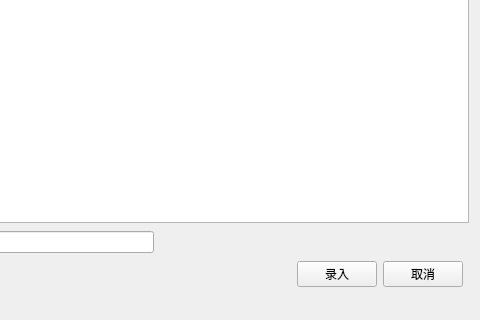
Before: the Qt Designer form newdoc.ui in FxMain/ARK, drawn with Qt 5; both pictures show x 397 to 877 and y 232 to 552 of the 877 by 552 pixel window.
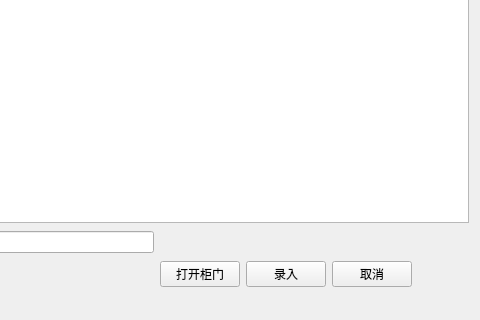
After: the same form once the commit is applied.

```diff
--- a/newdoc.ui
+++ b/newdoc.ui
@@ -36,19 +36,6 @@
      </property>
     </spacer>
    </item>
-   <item row="3" column="7">
-    <spacer name="horizontalSpacer_6">
-     <property name="orientation">
-      <enum>Qt::Horizontal</enum>
-     </property>
-     <property name="sizeHint" stdset="0">
-      <size>
-       <width>40</width>
-       <height>20</height>
-      </size>
-     </property>
-    </spacer>
-   </item>
    <item row="3" column="0" rowspan="2" colspan="2">
     <widget class="QPushButton" name="pushButton_4">
      <property name="text">
@@ -335,6 +322,13 @@
      </item>
     </layout>
    </item>
+   <item row="3" column="7">
+    <widget class="QPushButton" name="pushButton_7">
+     <property name="text">
+      <string>打开柜门</string>
+     </property>
+    </widget>
+   </item>
   </layout>
  </widget>
  <resources/>
```
